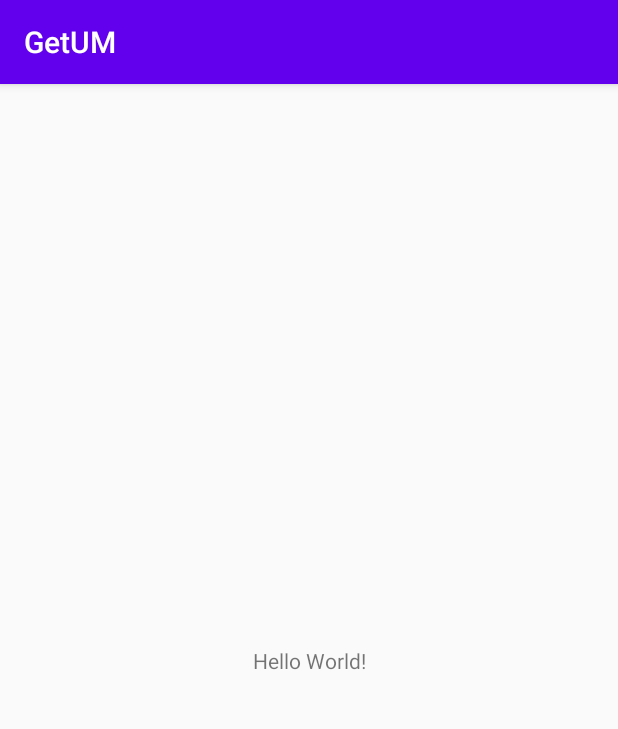
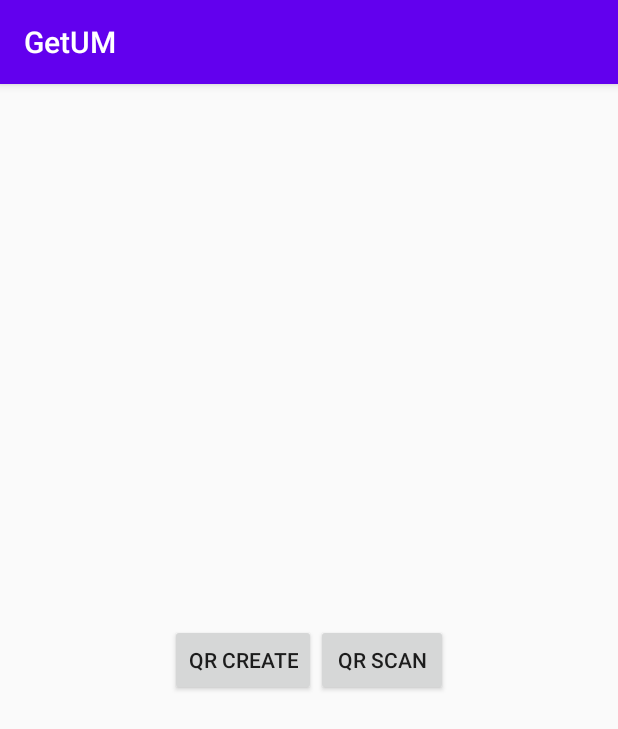
Before and after one commit to yjs03057/Getum, an Android app: the screen it shows after launch (MainActivity), on a phone screen of 412 x 824 dp. Shown: the top 729 px of the screen. Run offline under Robolectric (Android 15) with nearby library versions, the phone set to English and light mode, and no system bars.

Commit message:
feat(#5): create create qr code activity

```diff
--- a/application/Android_/app/src/main/java/com/example/getum/MainActivity.java
+++ b/application/Android_/app/src/main/java/com/example/getum/MainActivity.java
@@ -1,14 +1,37 @@
 package com.example.getum;
 
+import android.content.Intent;
 import androidx.appcompat.app.AppCompatActivity;
+import android.os.Bundle;
+import android.view.View;
+import android.widget.Button;
 
-import android.os.Bundle;
+import com.google.zxing.integration.android.IntentIntegrator;
 
 public class MainActivity extends AppCompatActivity {
+    private Button createQRBtn;
+    private Button scanQRBtn;
 
     @Override
     protected void onCreate(Bundle savedInstanceState) {
         super.onCreate(savedInstanceState);
         setContentView(R.layout.activity_main);
+
+        createQRBtn = (Button) findViewById(R.id.createQR);
+        scanQRBtn = (Button) findViewById(R.id.scanQR);
+
+        createQRBtn.setOnClickListener(new View.OnClickListener(){
+            public void onClick(View v){
+                Intent intent = new Intent(MainActivity.this, CreateQR.class);
+                startActivity(intent);
+            }
+        });
+
+        scanQRBtn.setOnClickListener(new View.OnClickListener(){
+            public void onClick(View v){
+                Intent intent = new Intent(MainActivity.this, ScanQR.class);
+                startActivity(intent);
+            }
+        });
     }
 }
--- a/application/Android_/app/src/main/res/layout/activity_main.xml
+++ b/application/Android_/app/src/main/res/layout/activity_main.xml
@@ -1,18 +1,25 @@
 <?xml version="1.0" encoding="utf-8"?>
-<androidx.constraintlayout.widget.ConstraintLayout xmlns:android="http://schemas.android.com/apk/res/android"
-    xmlns:app="http://schemas.android.com/apk/res-auto"
+<RelativeLayout xmlns:android="http://schemas.android.com/apk/res/android"
     xmlns:tools="http://schemas.android.com/tools"
     android:layout_width="match_parent"
     android:layout_height="match_parent"
     tools:context=".MainActivity">
-
-    <TextView
+    <LinearLayout
         android:layout_width="wrap_content"
         android:layout_height="wrap_content"
-        android:text="Hello World!"
-        app:layout_constraintBottom_toBottomOf="parent"
-        app:layout_constraintLeft_toLeftOf="parent"
-        app:layout_constraintRight_toRightOf="parent"
-        app:layout_constraintTop_toTopOf="parent" />
+        android:layout_centerVertical="true"
+        android:layout_centerHorizontal="true"
+        android:orientation="horizontal">
+        <Button
+            android:layout_width="wrap_content"
+            android:layout_height="wrap_content"
+            android:text="QR Create"
+            android:id="@+id/createQR"/>
+        <Button
+            android:layout_width="wrap_content"
+            android:layout_height="wrap_content"
+            android:text="QR Scan"
+            android:id="@+id/scanQR"/>
+    </LinearLayout>
 
-</androidx.constraintlayout.widget.ConstraintLayout>
+</RelativeLayout>
```
Also changed, not shown: application/Android_/app/src/main/AndroidManifest.xml (+8 -4 lines), application/Android_/app/src/main/java/com/example/getum/CreateQR.java (added, +32 -0 lines), application/Android_/app/src/main/java/com/example/getum/ScanQR.java (added, +14 -0 lines), application/Android_/app/src/main/res/layout/activity_create_qr.xml (added, +15 -0 lines), application/Android_/app/src/main/res/layout/activity_scan_qr.xml (added, +9 -0 lines).
